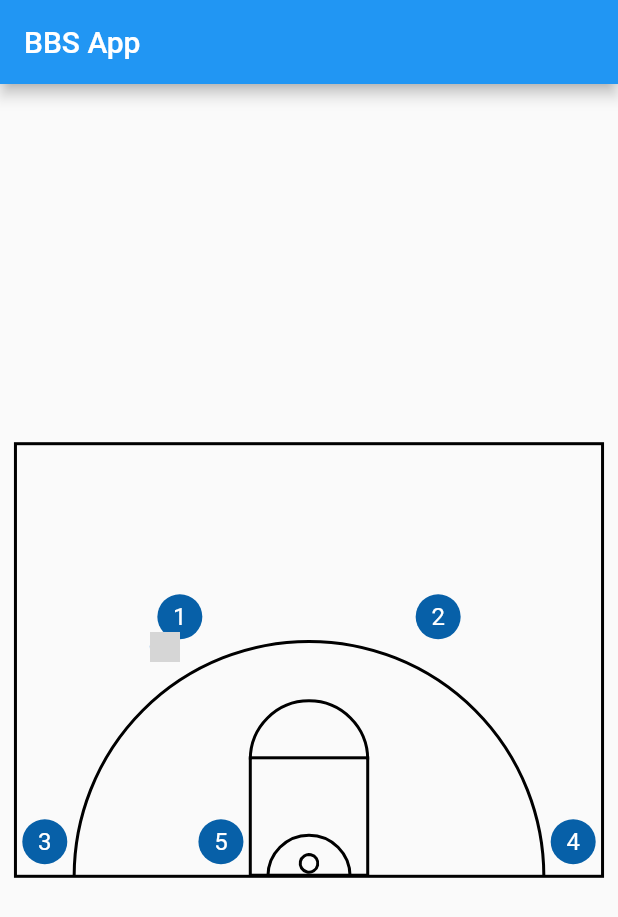
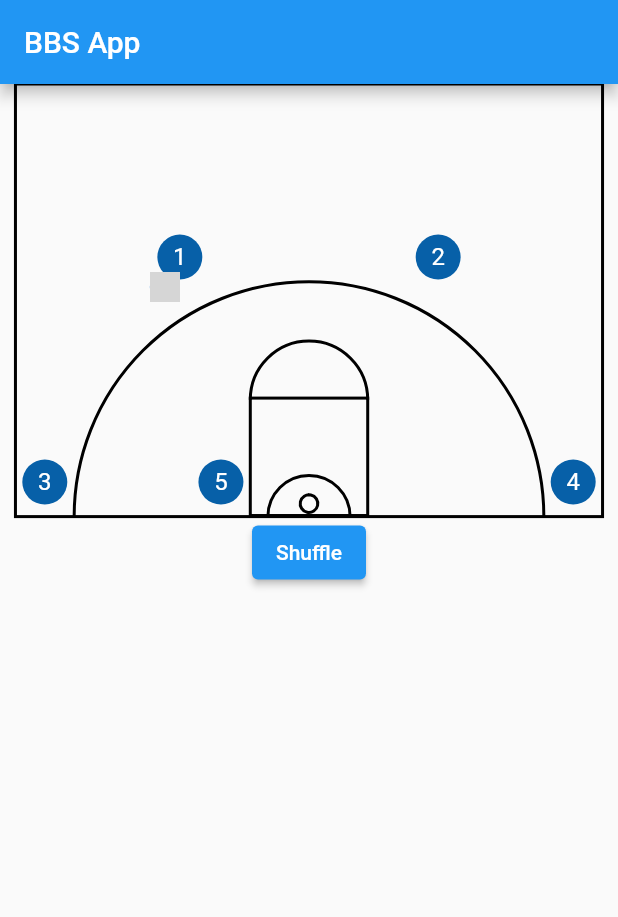
Before and after one commit to floherzler/bbs-app, a Flutter app: the screen it shows after launch, on a phone screen of 412 x 824 dp. Shown: the top 917 px of the screen. Run offline on Flutter 3.47's test engine with Material 2 defaults, Android fonts, the phone set to English and light mode, and no system bars; our stand-ins replace bloc, flutter_bloc, styled_widget; grey boxes are pictures that could not be loaded.

Commit message:
feat: shuffle positions

```diff
--- a/lib/cubits/player_state.dart
+++ /dev/null
@@ -1,5 +0,0 @@
-part of 'player_cubit.dart';
-
-abstract class PlayerState {}
-
-class PlayerInitial extends PlayerState {}
--- a/lib/cubits/team_state.dart
+++ b/lib/cubits/team_state.dart
@@ -1,5 +1,21 @@
-part of 'team_cubit.dart';
+import '../models/player.dart';
 
-abstract class TeamState {}
+class TeamState {
+  final String id;
+  final String name;
+  final List<Player> players;
 
-class TeamInitial extends TeamState {}
+  TeamState({required this.id, required this.name, required this.players});
+
+  TeamState copyWith({
+    String id = 'DefaultPlayerID',
+    String name = 'DefaultPlayerName',
+    List<Player> players = const [],
+  }) {
+    return TeamState(
+      id: id,
+      name: name,
+      players: players,
+    );
+  }
+}
--- a/lib/main.dart
+++ b/lib/main.dart
@@ -1,9 +1,9 @@
-import 'package:bbs_app/models/team.dart';
 import 'package:bbs_app/screens/half_court_screen.dart';
 import 'package:flutter/material.dart';
 import 'package:flutter_bloc/flutter_bloc.dart';
 
 import 'cubits/team_cubit.dart';
+import 'cubits/team_state.dart';
 import 'models/player.dart';
 
 void main() {
@@ -65,10 +65,15 @@ class MyApp extends StatelessWidget {
           hasBall: false,
           big: false),
     ];
-    Team team = Team(id: 'bbsHeOL', name: 'BBS Herren OL', players: players);
+    TeamState team =
+        TeamState(id: 'bbsHeOL', name: 'BBS Herren OL', players: players);
     return MaterialApp(
       home: MultiBlocProvider(
-        providers: [BlocProvider(create: (context) => TeamCubit(team))],
+        providers: [
+          BlocProvider<TeamCubit>(
+            create: (context) => TeamCubit(team),
+          ),
+        ],
         child: Scaffold(
           appBar: AppBar(
             title: const Text('BBS App'),
--- a/lib/screens/half_court_screen.dart
+++ b/lib/screens/half_court_screen.dart
@@ -5,6 +5,7 @@ import 'package:flutter_bloc/flutter_bloc.dart';
 import 'package:styled_widget/styled_widget.dart';
 
 import '../cubits/team_cubit.dart';
+import '../cubits/team_state.dart';
 
 class BasketballCourt extends StatelessWidget {
   const BasketballCourt({super.key});
@@ -13,8 +14,13 @@ class BasketballCourt extends StatelessWidget {
   Widget build(BuildContext context) {
     final width = MediaQuery.of(context).size.width * 0.95;
     final height = MediaQuery.of(context).size.width * 0.7;
+
+    return BlocBuilder<TeamCubit, TeamState>(
+      builder: (context, state) {
         var players = BlocProvider.of<TeamCubit>(context).state.players;
-    return SizedBox(
+        return Column(
+          children: [
+            SizedBox(
               width: width,
               height: height,
               // build Stack of court, avatars and basketball
@@ -24,7 +30,11 @@ class BasketballCourt extends StatelessWidget {
                   painter: CourtPainter(),
                 ),
                 // build avatars for every Player in provided TeamCubit
-        ...players.where((e) => e.onCourt).map((player) {
+                ...BlocProvider.of<TeamCubit>(context)
+                    .state
+                    .players
+                    .where((e) => e.onCourt)
+                    .map((player) {
                   return _buildAvatar(
                     width * player.courtPosition.x,
                     height * player.courtPosition.y,
@@ -33,10 +43,22 @@ class BasketballCourt extends StatelessWidget {
                 }),
                 _buildBasketball(
                   width * players.where((p) => p.hasBall).first.courtPosition.x,
-          height * players.where((p) => p.hasBall).first.courtPosition.y,
+                  height *
+                      players.where((p) => p.hasBall).first.courtPosition.y,
                   players.where((p) => p.hasBall).first.handedness,
                 ),
               ]),
+            ).center(),
+            // elevated button that shuffles players on court
+            ElevatedButton(
+              onPressed: () {
+                BlocProvider.of<TeamCubit>(context).shuffleOnCourt();
+              },
+              child: const Text('Shuffle'),
+            )
+          ],
+        );
+      },
     ).center();
   }
 
```
Also changed, not shown: lib/cubits/player_cubit.dart (deleted, +0 -18 lines), lib/cubits/team_cubit.dart (+24 -4 lines). Lines whose indentation alone changed are shown as unchanged.
